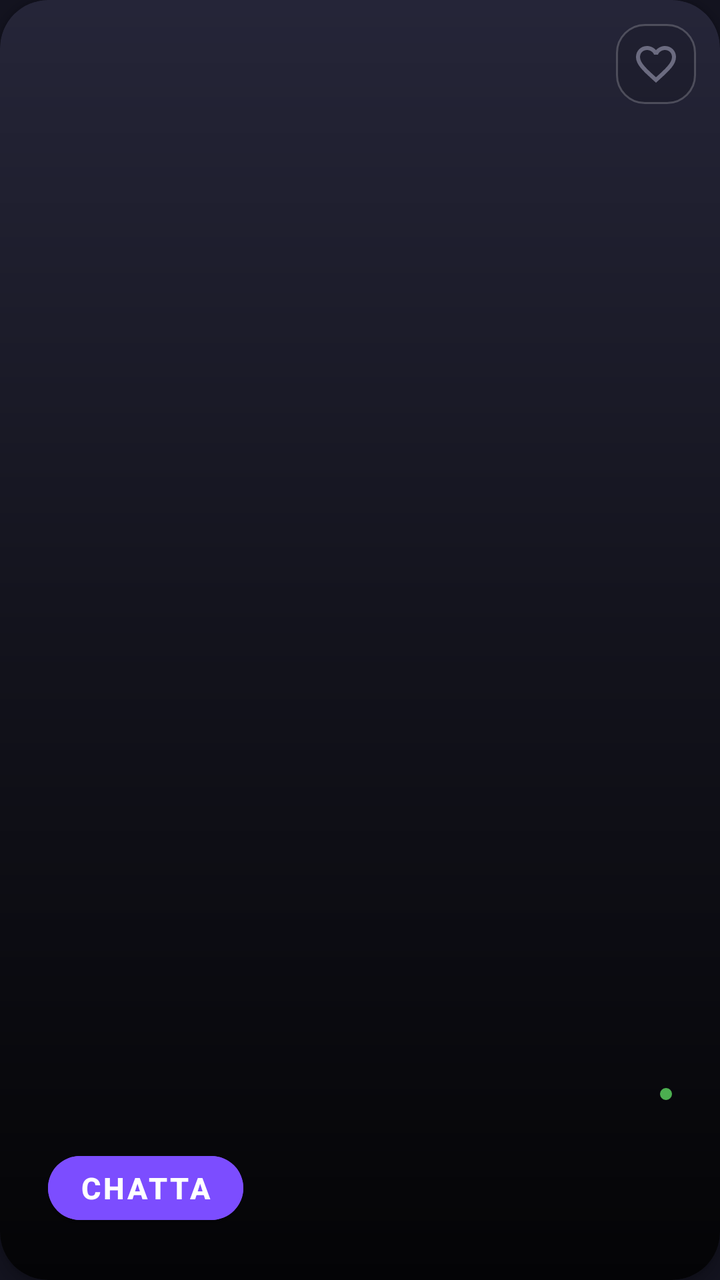
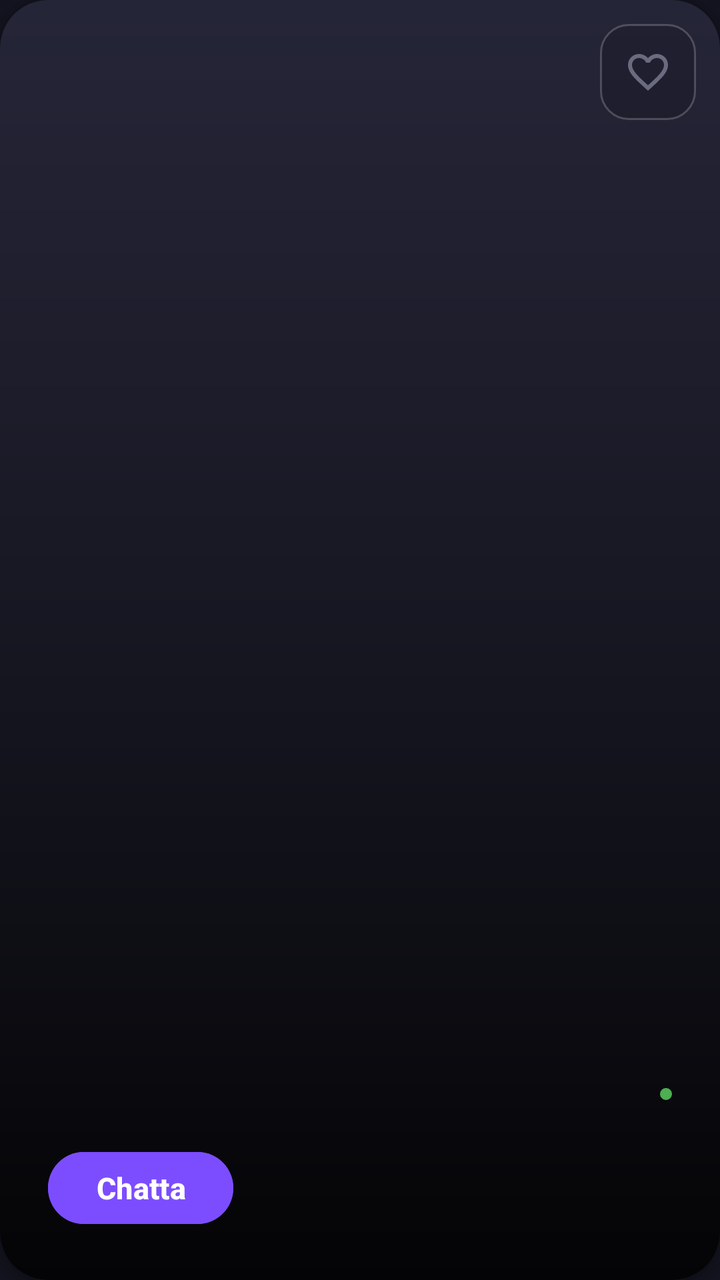

The first picture is an Android layout as it rendered before a commit; the second is the same layout after the commit. The layout source and the unified diff follow.
<!-- AndroidManifest.xml: application theme AppTheme -->
<!-- res/layout/item_character_feed.xml -->
<?xml version="1.0" encoding="utf-8"?>
<com.google.android.material.card.MaterialCardView xmlns:android="http://schemas.android.com/apk/res/android"
    xmlns:app="http://schemas.android.com/apk/res-auto"
    android:layout_width="match_parent"
    android:layout_height="match_parent"
    android:layout_marginHorizontal="24dp"
    android:layout_marginVertical="48dp"
    android:clickable="true"
    android:focusable="true"
    app:cardBackgroundColor="@color/surface_card"
    app:cardCornerRadius="24dp"
    app:cardElevation="4dp"
    app:cardPreventCornerOverlap="true"
    app:contentPadding="0dp"
    app:rippleColor="@color/primary_light"
    app:strokeColor="@color/outline"
    app:strokeWidth="0dp">

    <FrameLayout
        android:layout_width="match_parent"
        android:layout_height="match_parent">

        <FrameLayout
            android:layout_width="match_parent"
            android:layout_height="match_parent">

            <com.google.android.material.imageview.ShapeableImageView
                android:id="@+id/card_avatar_image"
                android:layout_width="match_parent"
                android:layout_height="match_parent"
                android:scaleType="centerCrop"
                android:visibility="gone" />

            <TextView
                android:id="@+id/card_avatar_emoji"
                android:layout_width="match_parent"
                android:layout_height="match_parent"
                android:gravity="center"
                android:textSize="96sp" />

            <View
                android:layout_width="match_parent"
                android:layout_height="match_parent"
                android:background="@drawable/gradient_text_overlay" />

            <LinearLayout
                android:layout_width="match_parent"
                android:layout_height="wrap_content"
                android:layout_gravity="bottom"
                android:orientation="vertical"
                android:padding="24dp">

                <TextView
                    android:id="@+id/card_name"
                    android:layout_width="match_parent"
                    android:layout_height="wrap_content"
                    android:lines="1"
                    android:textColor="@android:color/white"
                    android:textSize="24sp"
                    android:textStyle="bold"
                    android:shadowColor="#80000000"
                    android:shadowDx="0"
                    android:shadowDy="2"
                    android:shadowRadius="8"
                    android:ellipsize="end" />

                <TextView
                    android:id="@+id/card_description"
                    android:layout_width="match_parent"
                    android:layout_height="wrap_content"
                    android:layout_marginTop="8dp"
                    android:lines="3"
                    android:ellipsize="end"
                    android:textColor="#E0FFFFFF"
                    android:textSize="14sp"
                    android:lineSpacingExtra="2dp"
                    android:shadowColor="#80000000"
                    android:shadowDx="0"
                    android:shadowDy="1"
                    android:shadowRadius="4" />

                <TextView
                    android:id="@+id/card_tags"
                    android:layout_width="match_parent"
                    android:layout_height="wrap_content"
                    android:layout_marginTop="12dp"
                    android:lines="1"
                    android:ellipsize="end"
                    android:textColor="@color/primary_light"
                    android:textSize="13sp" />

                <LinearLayout
                    android:layout_width="match_parent"
                    android:layout_height="wrap_content"
                    android:layout_marginTop="16dp"
                    android:gravity="center_vertical"
                    android:orientation="horizontal">

                    <TextView
                        android:id="@+id/card_conversations"
                        android:layout_width="0dp"
                        android:layout_height="wrap_content"
                        android:layout_weight="1"
                        android:textColor="#B0FFFFFF"
                        android:textSize="13sp" />

                    <TextView
                        android:id="@+id/card_online_dot"
                        android:layout_width="6dp"
                        android:layout_height="6dp"
                        android:layout_marginStart="6dp"
                        android:background="@drawable/online_dot"
                        android:text="" />

                </LinearLayout>

                <com.google.android.material.button.MaterialButton
                    android:id="@+id/card_chat_button"
                    android:layout_width="wrap_content"
                    android:layout_height="44dp"
                    android:layout_marginTop="16dp"
                    android:backgroundTint="@color/primary"
                    android:text="Chatta"
                    android:textColor="@color/on_primary"
                    android:textSize="15sp"
                    android:textStyle="bold"
                    app:cornerRadius="22dp" />

            </LinearLayout>

        </FrameLayout>

        <ImageButton
            android:id="@+id/card_favorite_button"
            android:layout_width="40dp"
            android:layout_height="40dp"
            android:layout_gravity="top|end"
            android:layout_marginEnd="12dp"
            android:layout_marginTop="12dp"
            android:background="@drawable/status_badge"
            android:contentDescription="Aggiungi ai preferiti"
            android:src="@drawable/ic_favorite_border"
            android:scaleType="centerInside"
            android:padding="6dp"
            app:tint="@color/on_surface_dim" />

    </FrameLayout>

</com.google.android.material.card.MaterialCardView>
<!-- resources referenced by this layout -->
<resources>
  <color name="on_primary">#FFFFFF</color>
  <color name="outline">#3A3A4E</color>
  <color name="primary">#7C4DFF</color>
  <color name="primary_light">#B388FF</color>
  <color name="surface_card">#252538</color>
  <!-- drawable gradient_text_overlay (drawable) -->
  <?xml version="1.0" encoding="utf-8"?>
  <shape xmlns:android="http://schemas.android.com/apk/res/android"
      android:shape="rectangle">
      <gradient
          android:type="linear"
          android:angle="270"
          android:startColor="#00000000"
          android:centerColor="#80000000"
          android:endColor="#E6000000" />
  </shape>
  <!-- drawable ic_favorite_border (drawable) -->
  <?xml version="1.0" encoding="utf-8"?>
  <vector xmlns:android="http://schemas.android.com/apk/res/android"
      android:width="24dp"
      android:height="24dp"
      android:viewportWidth="24"
      android:viewportHeight="24">
      <path
          android:fillColor="#FF000000"
          android:pathData="M16.5,3c-1.74,0 -3.41,0.81 -4.5,2.09C10.91,3.81 9.24,3 7.5,3 4.42,3 2,5.42 2,8.5c0,3.78 3.4,6.86 8.55,11.54L12,21.35l1.45,-1.32C18.6,15.36 22,12.28 22,8.5 22,5.42 19.58,3 16.5,3zM12.1,18.55l-0.1,0.1 -0.1,-0.1C7.14,14.24 4,11.39 4,8.5 4,6.5 5.5,5 7.5,5c1.54,0 3.04,0.99 3.57,2.36h1.87C13.46,5.99 14.96,5 16.5,5c2,0 3.5,1.5 3.5,3.5 0,2.89 -3.14,5.74 -7.9,10.05z" />
  </vector>
  <!-- drawable status_badge (drawable) -->
  <?xml version="1.0" encoding="utf-8"?>
  <shape xmlns:android="http://schemas.android.com/apk/res/android"
         android:shape="rectangle">
      <corners android:radius="14dp"/>
      <solid android:color="#22000000"/>
      <stroke android:width="1dp" android:color="#33FFFFFF"/>
  </shape>
  <style name="AppTheme" parent="Theme.MaterialComponents.DayNight.NoActionBar">
          <item name="colorPrimary">@color/primary</item>
          <item name="colorPrimaryDark">@color/primary_dark</item>
          <item name="colorAccent">@color/primary</item>
          <item name="colorOnPrimary">@color/on_primary</item>
          <item name="colorSurface">@color/surface</item>
          <item name="colorOnSurface">@color/on_surface</item>
          <item name="android:colorBackground">@color/background</item>
          <item name="android:windowBackground">@color/background</item>
          <item name="android:statusBarColor">@color/background_dark</item>
          <item name="android:navigationBarColor">@color/bottom_nav_bg</item>
          <item name="android:windowLightStatusBar">false</item>
      </style>
  <color name="online_dot">#4CAF50</color>
  <color name="primary_dark">#651FFF</color>
  <color name="surface">#1E1E2E</color>
  <color name="on_surface">#E8E8F0</color>
  <color name="background">#13131F</color>
  <color name="bottom_nav_bg">#1A1A2E</color>
  <!-- unchanged entries left out for length: 3 -->
</resources>

<!-- the commit's change to res/layout/item_character_feed.xml (unified diff, before → after) -->
@@ -58,7 +58,7 @@
                     android:textColor="@android:color/white"
                     android:textSize="24sp"
                     android:textStyle="bold"
-                    android:shadowColor="#80000000"
+                    android:shadowColor="@color/overlay_scrim"
                     android:shadowDx="0"
                     android:shadowDy="2"
                     android:shadowRadius="8"
@@ -71,10 +71,10 @@
                     android:layout_marginTop="8dp"
                     android:lines="3"
                     android:ellipsize="end"
-                    android:textColor="#E0FFFFFF"
+                    android:textColor="@color/text_over_image"
                     android:textSize="14sp"
                     android:lineSpacingExtra="2dp"
-                    android:shadowColor="#80000000"
+                    android:shadowColor="@color/overlay_scrim"
                     android:shadowDx="0"
                     android:shadowDy="1"
                     android:shadowRadius="4" />
@@ -101,7 +101,7 @@
                         android:layout_width="0dp"
                         android:layout_height="wrap_content"
                         android:layout_weight="1"
-                        android:textColor="#B0FFFFFF"
+                        android:textColor="@color/text_over_image_dim"
                         android:textSize="13sp" />
 
                     <TextView
@@ -132,8 +132,8 @@
 
         <ImageButton
             android:id="@+id/card_favorite_button"
-            android:layout_width="40dp"
-            android:layout_height="40dp"
+            android:layout_width="48dp"
+            android:layout_height="48dp"
             android:layout_gravity="top|end"
             android:layout_marginEnd="12dp"
             android:layout_marginTop="12dp"
@@ -141,7 +141,7 @@
             android:contentDescription="Aggiungi ai preferiti"
             android:src="@drawable/ic_favorite_border"
             android:scaleType="centerInside"
-            android:padding="6dp"
+            android:padding="10dp"
             app:tint="@color/on_surface_dim" />
 
     </FrameLayout>
<!-- resource entries referenced after the edit -->
@@ -2,9 +2,12 @@
 <resources>
   <color name="on_primary">#FFFFFF</color>
   <color name="outline">#3A3A4E</color>
+  <color name="overlay_scrim">#66000000</color>
   <color name="primary">#7C4DFF</color>
   <color name="primary_light">#B388FF</color>
   <color name="surface_card">#252538</color>
+  <color name="text_over_image">#E0FFFFFF</color>
+  <color name="text_over_image_dim">#B0FFFFFF</color>
   <!-- drawable gradient_text_overlay (drawable) -->
   <?xml version="1.0" encoding="utf-8"?>
   <shape xmlns:android="http://schemas.android.com/apk/res/android"
@@ -12,9 +15,9 @@
       <gradient
           android:type="linear"
           android:angle="270"
-          android:startColor="#00000000"
-          android:centerColor="#80000000"
-          android:endColor="#E6000000" />
+          android:startColor="@android:color/transparent"
+          android:centerColor="@color/overlay_scrim"
+          android:endColor="@color/overlay_header_start" />
   </shape>
   <!-- drawable ic_favorite_border (drawable) -->
   <?xml version="1.0" encoding="utf-8"?>
@@ -24,7 +27,7 @@
       android:viewportWidth="24"
       android:viewportHeight="24">
       <path
-          android:fillColor="#FF000000"
+          android:fillColor="@color/on_surface"
           android:pathData="M16.5,3c-1.74,0 -3.41,0.81 -4.5,2.09C10.91,3.81 9.24,3 7.5,3 4.42,3 2,5.42 2,8.5c0,3.78 3.4,6.86 8.55,11.54L12,21.35l1.45,-1.32C18.6,15.36 22,12.28 22,8.5 22,5.42 19.58,3 16.5,3zM12.1,18.55l-0.1,0.1 -0.1,-0.1C7.14,14.24 4,11.39 4,8.5 4,6.5 5.5,5 7.5,5c1.54,0 3.04,0.99 3.57,2.36h1.87C13.46,5.99 14.96,5 16.5,5c2,0 3.5,1.5 3.5,3.5 0,2.89 -3.14,5.74 -7.9,10.05z" />
   </vector>
   <!-- drawable status_badge (drawable) -->
@@ -32,28 +35,47 @@
   <shape xmlns:android="http://schemas.android.com/apk/res/android"
          android:shape="rectangle">
       <corners android:radius="14dp"/>
-      <solid android:color="#22000000"/>
-      <stroke android:width="1dp" android:color="#33FFFFFF"/>
+      <solid android:color="@color/badge_surface"/>
+      <stroke android:width="1dp" android:color="@color/badge_border"/>
   </shape>
-  <style name="AppTheme" parent="Theme.MaterialComponents.DayNight.NoActionBar">
+  <style name="AppTheme" parent="Theme.Material3.Dark.NoActionBar">
           <item name="colorPrimary">@color/primary</item>
-          <item name="colorPrimaryDark">@color/primary_dark</item>
-          <item name="colorAccent">@color/primary</item>
           <item name="colorOnPrimary">@color/on_primary</item>
+          <item name="colorPrimaryContainer">@color/primary_dark</item>
+          <item name="colorOnPrimaryContainer">@color/on_primary</item>
+          <item name="colorSecondary">@color/secondary</item>
+          <item name="colorTertiary">@color/tertiary</item>
           <item name="colorSurface">@color/surface</item>
           <item name="colorOnSurface">@color/on_surface</item>
+          <item name="colorSurfaceVariant">@color/surface_variant</item>
+          <item name="colorOnSurfaceVariant">@color/on_surface_variant</item>
+          <item name="colorSurfaceContainer">@color/surface_container</item>
           <item name="android:colorBackground">@color/background</item>
           <item name="android:windowBackground">@color/background</item>
           <item name="android:statusBarColor">@color/background_dark</item>
           <item name="android:navigationBarColor">@color/bottom_nav_bg</item>
           <item name="android:windowLightStatusBar">false</item>
+          <item name="colorError">@color/error</item>
+          <item name="colorOnError">@color/on_primary</item>
+          <item name="colorErrorContainer">@color/error_container</item>
+          <item name="colorOutline">@color/outline</item>
       </style>
+  <color name="overlay_header_start">#E6000000</color>
   <color name="online_dot">#4CAF50</color>
+  <color name="badge_surface">#22000000</color>
+  <color name="badge_border">#33FFFFFF</color>
   <color name="primary_dark">#651FFF</color>
+  <color name="secondary">#03DAC6</color>
+  <color name="tertiary">#FF6E40</color>
   <color name="surface">#1E1E2E</color>
+  <color name="surface_variant">#3A3A4E</color>
+  <color name="on_surface_variant">#A0A0B8</color>
+  <color name="surface_container">#2A2A3E</color>
   <color name="on_surface">#E8E8F0</color>
   <color name="background">#13131F</color>
   <color name="bottom_nav_bg">#1A1A2E</color>
+  <color name="error">#FF5252</color>
+  <color name="error_container">#3E1A1A</color>
   <!-- unchanged entries left out for length: 3 -->
 </resources>
 
